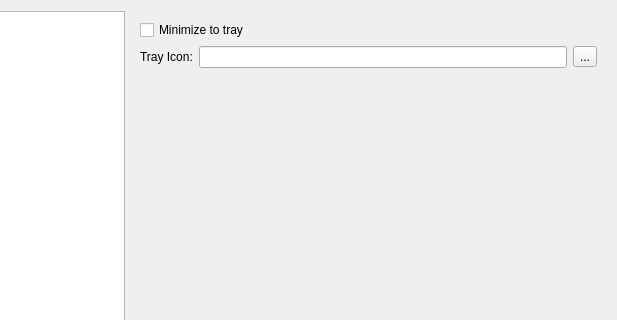
This is app/dlg_preferences.ui in ColinDuquesnoy/MellowPlayer as Qt 5 draws it before an edit; both pictures show x 142 to 759 and y 0 to 320 of the 759 by 489 pixel window. The edited form follows.
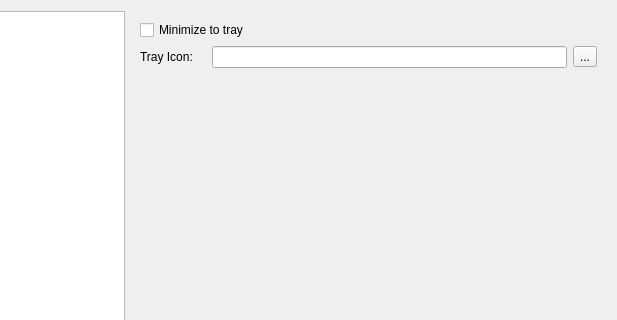
This is the edited form. The open tabs and pages were chosen to show the change. Icons and pictures are not drawn.

Patch:
```diff
--- a/app/dlg_preferences.ui
+++ b/app/dlg_preferences.ui
@@ -80,11 +80,6 @@
           </widget>
          </item>
          <item>
-          <layout class="QVBoxLayout" name="layoutTrayIcon">
-           <property name="bottomMargin">
-            <number>0</number>
-           </property>
-           <item>
             <layout class="QHBoxLayout" name="horizontalLayout_2">
              <item>
               <widget class="QLabel" name="label">
@@ -93,6 +88,13 @@
                </property>
               </widget>
              </item>
+           <item>
+            <widget class="QLabel" name="labelTrayIcon">
+             <property name="text">
+              <string/>
+             </property>
+            </widget>
+           </item>
              <item>
               <widget class="QLineEdit" name="lineEditTrayIcon"/>
              </item>
@@ -106,32 +108,6 @@
             </layout>
            </item>
            <item>
-            <layout class="QHBoxLayout" name="horizontalLayout_3">
-             <item>
-              <spacer name="horizontalSpacer">
-               <property name="orientation">
-                <enum>Qt::Horizontal</enum>
-               </property>
-               <property name="sizeHint" stdset="0">
-                <size>
-                 <width>40</width>
-                 <height>20</height>
-                </size>
-               </property>
-              </spacer>
-             </item>
-             <item>
-              <widget class="QLabel" name="labelTrayIcon">
-               <property name="text">
-                <string/>
-               </property>
-              </widget>
-             </item>
-            </layout>
-           </item>
-          </layout>
-         </item>
-         <item>
           <spacer name="verticalSpacer_2">
            <property name="orientation">
             <enum>Qt::Vertical</enum>
```
Left out of the diff: 7 changed lines with no effect on the pictures. Lines whose indentation alone changed are shown as unchanged.
